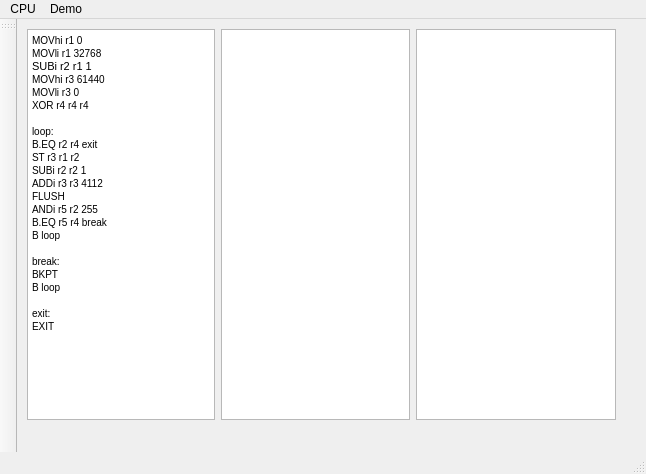
Qt form mainwindow.ui (lisitsynSA/simulator) before a commit.
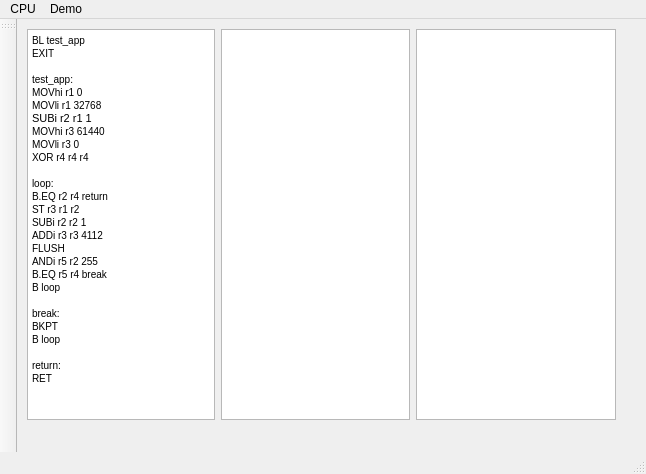
The same form after that commit.

Commit message: [CPU] Add call and ret instructions

Patch:
```diff
--- a/mainwindow.ui
+++ b/mainwindow.ui
@@ -95,6 +95,10 @@
 &lt;html&gt;&lt;head&gt;&lt;meta name=&quot;qrichtext&quot; content=&quot;1&quot; /&gt;&lt;style type=&quot;text/css&quot;&gt;
 p, li { white-space: pre-wrap; }
 &lt;/style&gt;&lt;/head&gt;&lt;body style=&quot; font-family:'MS Shell Dlg 2'; font-size:7.8pt; font-weight:400; font-style:normal;&quot;&gt;
+&lt;p style=&quot; margin-top:0px; margin-bottom:0px; margin-left:0px; margin-right:0px; -qt-block-indent:0; text-indent:0px;&quot;&gt;BL test_app&lt;/p&gt;
+&lt;p style=&quot; margin-top:0px; margin-bottom:0px; margin-left:0px; margin-right:0px; -qt-block-indent:0; text-indent:0px;&quot;&gt;EXIT&lt;/p&gt;
+&lt;p style=&quot;-qt-paragraph-type:empty; margin-top:0px; margin-bottom:0px; margin-left:0px; margin-right:0px; -qt-block-indent:0; text-indent:0px;&quot;&gt;&lt;br /&gt;&lt;/p&gt;
+&lt;p style=&quot; margin-top:0px; margin-bottom:0px; margin-left:0px; margin-right:0px; -qt-block-indent:0; text-indent:0px;&quot;&gt;test_app:&lt;/p&gt;
 &lt;p style=&quot; margin-top:0px; margin-bottom:0px; margin-left:0px; margin-right:0px; -qt-block-indent:0; text-indent:0px;&quot;&gt;MOVhi r1 0&lt;/p&gt;
 &lt;p style=&quot; margin-top:0px; margin-bottom:0px; margin-left:0px; margin-right:0px; -qt-block-indent:0; text-indent:0px;&quot;&gt;MOVli r1 32768&lt;/p&gt;
 &lt;p style=&quot; margin-top:0px; margin-bottom:0px; margin-left:0px; margin-right:0px; -qt-block-indent:0; text-indent:0px;&quot;&gt;&lt;span style=&quot; font-size:8pt;&quot;&gt;SUBi r2 r1 1&lt;/span&gt;&lt;/p&gt;
@@ -103,7 +107,7 @@
 &lt;p style=&quot; margin-top:0px; margin-bottom:0px; margin-left:0px; margin-right:0px; -qt-block-indent:0; text-indent:0px;&quot;&gt;XOR r4 r4 r4&lt;/p&gt;
 &lt;p style=&quot;-qt-paragraph-type:empty; margin-top:0px; margin-bottom:0px; margin-left:0px; margin-right:0px; -qt-block-indent:0; text-indent:0px;&quot;&gt;&lt;br /&gt;&lt;/p&gt;
 &lt;p style=&quot; margin-top:0px; margin-bottom:0px; margin-left:0px; margin-right:0px; -qt-block-indent:0; text-indent:0px;&quot;&gt;loop:&lt;/p&gt;
-&lt;p style=&quot; margin-top:0px; margin-bottom:0px; margin-left:0px; margin-right:0px; -qt-block-indent:0; text-indent:0px;&quot;&gt;B.EQ r2 r4 exit&lt;/p&gt;
+&lt;p style=&quot; margin-top:0px; margin-bottom:0px; margin-left:0px; margin-right:0px; -qt-block-indent:0; text-indent:0px;&quot;&gt;B.EQ r2 r4 return&lt;/p&gt;
 &lt;p style=&quot; margin-top:0px; margin-bottom:0px; margin-left:0px; margin-right:0px; -qt-block-indent:0; text-indent:0px;&quot;&gt;ST r3 r1 r2&lt;/p&gt;
 &lt;p style=&quot; margin-top:0px; margin-bottom:0px; margin-left:0px; margin-right:0px; -qt-block-indent:0; text-indent:0px;&quot;&gt;SUBi r2 r2 1&lt;/p&gt;
 &lt;p style=&quot; margin-top:0px; margin-bottom:0px; margin-left:0px; margin-right:0px; -qt-block-indent:0; text-indent:0px;&quot;&gt;ADDi r3 r3 4112&lt;/p&gt;
@@ -116,8 +120,8 @@
 &lt;p style=&quot; margin-top:0px; margin-bottom:0px; margin-left:0px; margin-right:0px; -qt-block-indent:0; text-indent:0px;&quot;&gt;BKPT&lt;/p&gt;
 &lt;p style=&quot; margin-top:0px; margin-bottom:0px; margin-left:0px; margin-right:0px; -qt-block-indent:0; text-indent:0px;&quot;&gt;B loop&lt;/p&gt;
 &lt;p style=&quot;-qt-paragraph-type:empty; margin-top:0px; margin-bottom:0px; margin-left:0px; margin-right:0px; -qt-block-indent:0; text-indent:0px;&quot;&gt;&lt;br /&gt;&lt;/p&gt;
-&lt;p style=&quot; margin-top:0px; margin-bottom:0px; margin-left:0px; margin-right:0px; -qt-block-indent:0; text-indent:0px;&quot;&gt;exit:&lt;/p&gt;
-&lt;p style=&quot; margin-top:0px; margin-bottom:0px; margin-left:0px; margin-right:0px; -qt-block-indent:0; text-indent:0px;&quot;&gt;EXIT&lt;/p&gt;&lt;/body&gt;&lt;/html&gt;</string>
+&lt;p style=&quot; margin-top:0px; margin-bottom:0px; margin-left:0px; margin-right:0px; -qt-block-indent:0; text-indent:0px;&quot;&gt;return:&lt;/p&gt;
+&lt;p style=&quot; margin-top:0px; margin-bottom:0px; margin-left:0px; margin-right:0px; -qt-block-indent:0; text-indent:0px;&quot;&gt;RET&lt;/p&gt;&lt;/body&gt;&lt;/html&gt;</string>
        </property>
       </widget>
      </item>
```
The commit also changes 1 other file.
